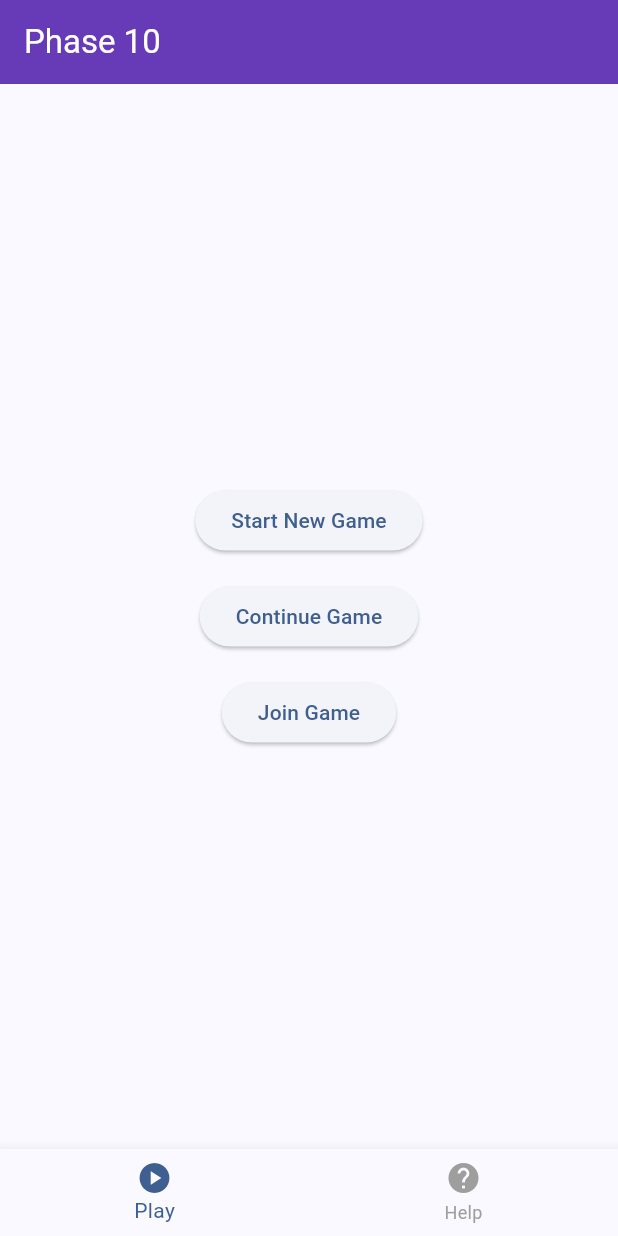
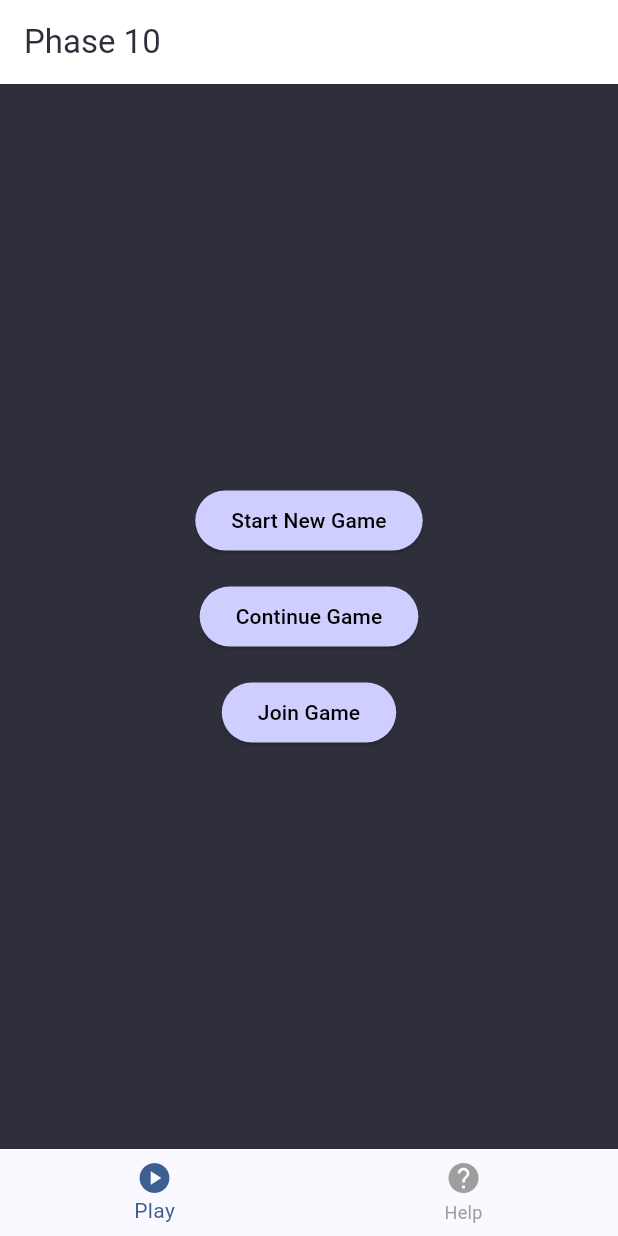
Before and after one commit to abbymulry/finalproject, a Flutter app: the screen it shows after launch, on a phone screen of 412 x 824 dp. Run offline on Flutter 3.47's test engine with Material 3 defaults, Android fonts, the phone set to English and light mode, and no system bars.

Commit message:
Project Palette
Added ProjectPalette class and applied it to start screen.

```diff
--- a/lib/main.dart
+++ b/lib/main.dart
@@ -14,6 +14,17 @@ import 'dart:math';
 // CARD AND GAME LOGIC CLASSES
 
 enum CardType { normal, wild, skip }
+
+class ProjectPalette {
+  Color darkGray = Color.fromARGB(255, 47, 47, 60);
+  Color lightGray = Color.fromARGB(255, 206, 206, 255);
+  Color white = Color.fromARGB(255, 255, 255, 255);
+  Color black = Color.fromARGB(255, 0, 0, 0);
+  Color red = Color.fromARGB(255, 255, 0, 87);
+  Color orange = Color.fromARGB(255, 255, 183, 0);
+  Color green = Color.fromARGB(255, 0, 255, 73);
+  Color blue = Color.fromARGB(255, 0, 228, 255);
+}
 
 class CardModel {
   final int number; // 1–12
@@ -175,10 +186,11 @@ class _MyHomePageState extends State<MyHomePage> {
     return Scaffold(
       appBar: AppBar(
         title: const Text("Phase 10"),
-        backgroundColor: Colors.deepPurple,
-        foregroundColor: Colors.white,
+        backgroundColor: ProjectPalette().white,
+        foregroundColor: ProjectPalette().darkGray,
       ),
       body: _pages[pageIndex],
+      backgroundColor: ProjectPalette().darkGray,
       bottomNavigationBar: BottomNavigationBar(
         showUnselectedLabels: true,
         items: const <BottomNavigationBarItem>[
@@ -221,6 +233,9 @@ class PlayPage extends StatelessWidget {
           mainAxisAlignment: MainAxisAlignment.center,
           children: [
             ElevatedButton(
+              style: ButtonStyle(
+                backgroundColor: WidgetStatePropertyAll(ProjectPalette().lightGray),
+              ),
   onPressed: () {
     final game = GameEngine([
   Player('Bob'),
@@ -235,11 +250,19 @@ GameSession().currentGame = game;
       ),
     );
   },
-  child: const Text("Start New Game"),
+  child: Text(
+    "Start New Game",
+    style: TextStyle(
+      color: ProjectPalette().black,
+    ),
+    ),
 ),
 
   const SizedBox(height: 16),
   ElevatedButton(
+    style: ButtonStyle(
+      backgroundColor: WidgetStatePropertyAll(ProjectPalette().lightGray),
+    ),
     onPressed: () {
       final game = GameSession().currentGame;
       if (game != null) {
@@ -255,12 +278,25 @@ GameSession().currentGame = game;
         );
      }
    },
-  child: const Text("Continue Game"),
+  child: Text(
+    "Continue Game",
+    style: TextStyle(
+      color: ProjectPalette().black,
+    )
+    ),
 ),
             const SizedBox(height: 16),
             ElevatedButton(
+              style: ButtonStyle(
+                backgroundColor: WidgetStatePropertyAll(ProjectPalette().lightGray),
+              ),
               onPressed: () {},
-              child: const Text("Join Game"),
+              child: Text(
+                "Join Game",
+                style: TextStyle(
+                  color: ProjectPalette().black,
+                ),
+                ),
             ),
           ],
         ),
```
Lines whose indentation alone changed are shown as unchanged.
